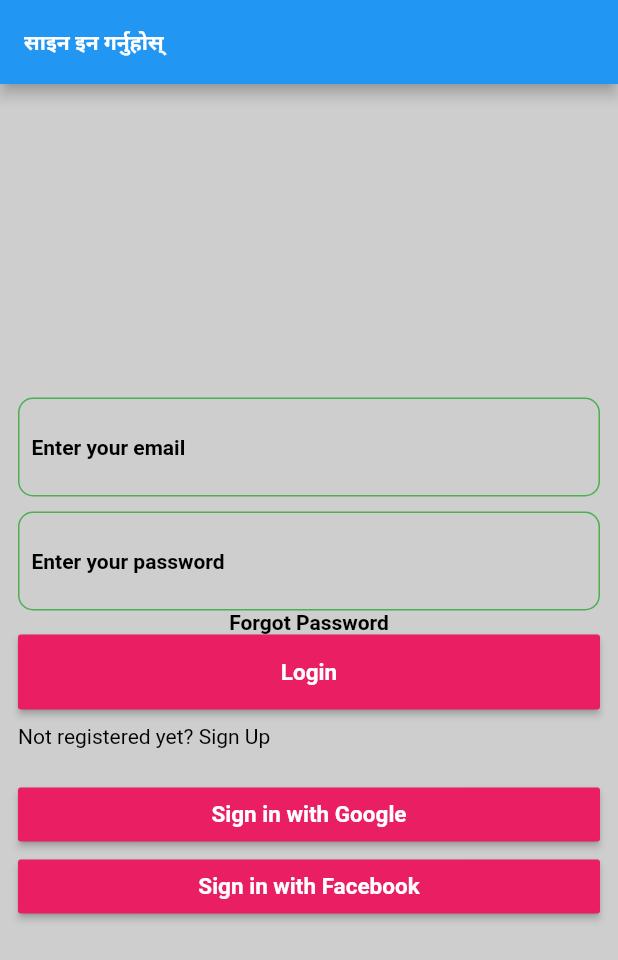
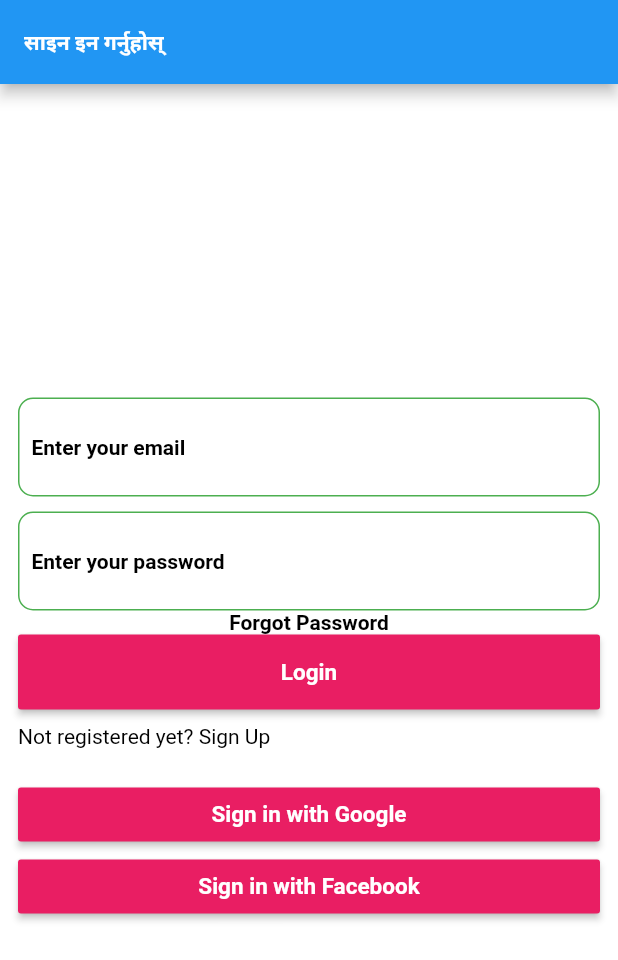
Before and after one commit to hmmisthisgood/brodway-6-am-feb-april, a Flutter app: the screen it shows after launch, on a phone screen of 412 x 824 dp. Shown: the top 960 px of the screen. Run offline on Flutter 3.47's test engine with Material 2 defaults, Android fonts, the phone set to English and light mode, and no system bars; our stand-ins replace animated_bottom_navigation_bar, easy_localization, firebase_auth, firebase_core, flutter_bloc, flutter_svg and 6 more; missing offline and left inert: flutter_facebook_auth; accounts and stored records are empty.

```diff
--- a/tiktok/assets/translations/en.json
+++ b/tiktok/assets/translations/en.json
@@ -1,4 +1,8 @@
 {
     "app_name": "My app",
-    "login": "Login"
+    "login": "Login",
+    "Settings": "Settings",
+    "errorMessage": {
+        "loginSuccess": "Log in Sucessful. Welcome!!"
+    }
 }
--- a/tiktok/lib/app/locale_wrapper.dart
+++ b/tiktok/lib/app/locale_wrapper.dart
@@ -4,9 +4,11 @@ import 'package:easy_localization/easy_localization.dart';
 import '../common/utils/assets.dart';
 import '../common/utils/cutom_locale.dart';
 
+//Locale
 class LocaleWrapper extends StatelessWidget {
   const LocaleWrapper({Key? key, required this.child}) : super(key: key);
   final Widget child;
+
   @override
   Widget build(BuildContext context) {
     return EasyLocalization(
--- a/tiktok/lib/app/theme.dart
+++ b/tiktok/lib/app/theme.dart
@@ -3,7 +3,7 @@ import 'package:flutter/material.dart';
 class CustomTheme {
   static ThemeData lightTheme = ThemeData(
     primarySwatch: Colors.blue,
-    scaffoldBackgroundColor: Colors.grey.withOpacity(0.5),
+    scaffoldBackgroundColor: Colors.white,
     textTheme: TextTheme(
       headline6: TextStyle(color: Colors.black, fontSize: 14), //h6
       headline5: TextStyle(color: Colors.black, fontSize: 16), //h5
--- a/tiktok/lib/common/extension/text_extension.dart
+++ b/tiktok/lib/common/extension/text_extension.dart
@@ -1,5 +1,7 @@
 extension on String {
   String capitalize() {
+    String temp = this;
+
     return this;
   }
 }
@@ -8,4 +10,5 @@ extension on String {
 
 random() {
   var somthin = "".capitalize();
+  "".capitalize();
 }
--- a/tiktok/lib/common/utils/cutom_locale.dart
+++ b/tiktok/lib/common/utils/cutom_locale.dart
@@ -1,6 +1,7 @@
 import 'package:flutter/material.dart';
 
 class CsutomLocale {
+  //
   static const nepali = Locale("ne", "ne_NP");
   static const english = Locale("en", "en_US");
   static const french = Locale("fr", "CA");
--- /dev/null
+++ b/tiktok/lib/common/utils/locale_keys.dart
@@ -0,0 +1,15 @@
+class LocaleKeys {
+  /// common
+  static const settings = "Settings";
+
+  /// login screen
+  static const login = "Login";
+
+  /// home
+
+  /// settings
+
+  // errorMessage
+
+  static const loginSuccees = "errorMessage.loginSuccess";
+}
--- a/tiktok/lib/feature/auth/ui/screen/login_screen.dart
+++ b/tiktok/lib/feature/auth/ui/screen/login_screen.dart
@@ -9,6 +9,8 @@ import 'package:tiktok/feature/auth/ui/screen/signup_screen.dart';
 import 'package:tiktok/feature/auth/ui/widget/auth_textfield.dart';
 import 'package:tiktok/feature/feed/ui/screen/home_screen_with_cubit.dart';
 import 'package:easy_localization/easy_localization.dart';
+
+import '../../../../common/utils/locale_keys.dart';
 
 class LoginScreen extends StatefulWidget {
   const LoginScreen({Key? key}) : super(key: key);
@@ -49,7 +51,7 @@ class _LoginScreenState extends State<LoginScreen> {
           }
           if (state is AuthSuccessState) {
             Fluttertoast.showToast(
-              msg: "Log in Sucessful. Welcome!!",
+              msg: LocaleKeys.loginSuccees.tr(),
               gravity: ToastGravity.BOTTOM,
               toastLength: Toast.LENGTH_LONG,
             );
--- a/tiktok/lib/feature/settings/cubit/theme_cubit.dart
+++ b/tiktok/lib/feature/settings/cubit/theme_cubit.dart
@@ -17,11 +17,13 @@ class ThemeCubit extends Cubit<ThemeState> {
 
   setLightTheme() async {
     SharedPref.setThemeMode(ThemeMode.light.toString());
+
     emit(LightThemeState());
   }
 
   setDarkTheme() async {
     SharedPref.setThemeMode(ThemeMode.dark.toString());
+
     emit(DarkThemeState());
   }
 }
--- a/tiktok/lib/main.dart
+++ b/tiktok/lib/main.dart
@@ -24,16 +24,17 @@ void main() async {
 class MyApp extends StatelessWidget {
   MyApp({Key? key}) : super(key: key);
 
-  final ThemeCubit themeCubit = ThemeCubit();
+  // final ThemeCubit themeCubit = ThemeCubit();
+
   @override
   Widget build(BuildContext context) {
     return MultiBlocProvider(
         providers: [
           BlocProvider(create: (_) => FeedCubit()),
           BlocProvider(create: (_) => AuthCubit()),
+          BlocProvider(create: (_) => ThemeCubit())
         ],
-        child: BlocBuilder(
-          bloc: themeCubit,
+        child: BlocBuilder<ThemeCubit, ThemeState>(
           builder: (context, ThemeState state) {
             final _themeMode =
                 state is LightThemeState ? ThemeMode.light : ThemeMode.dark;
```
Also changed, not shown: tiktok/assets/translations/fr.json (+6 -1 lines), tiktok/assets/translations/ne.json (+8 -1 lines), tiktok/lib/feature/feed/ui/widgets/tik_tok_pageview.dart (+7 -1 lines), tiktok/lib/feature/settings/ui/screen/settings_screen.dart (added, +78 -0 lines), 1 other file.
